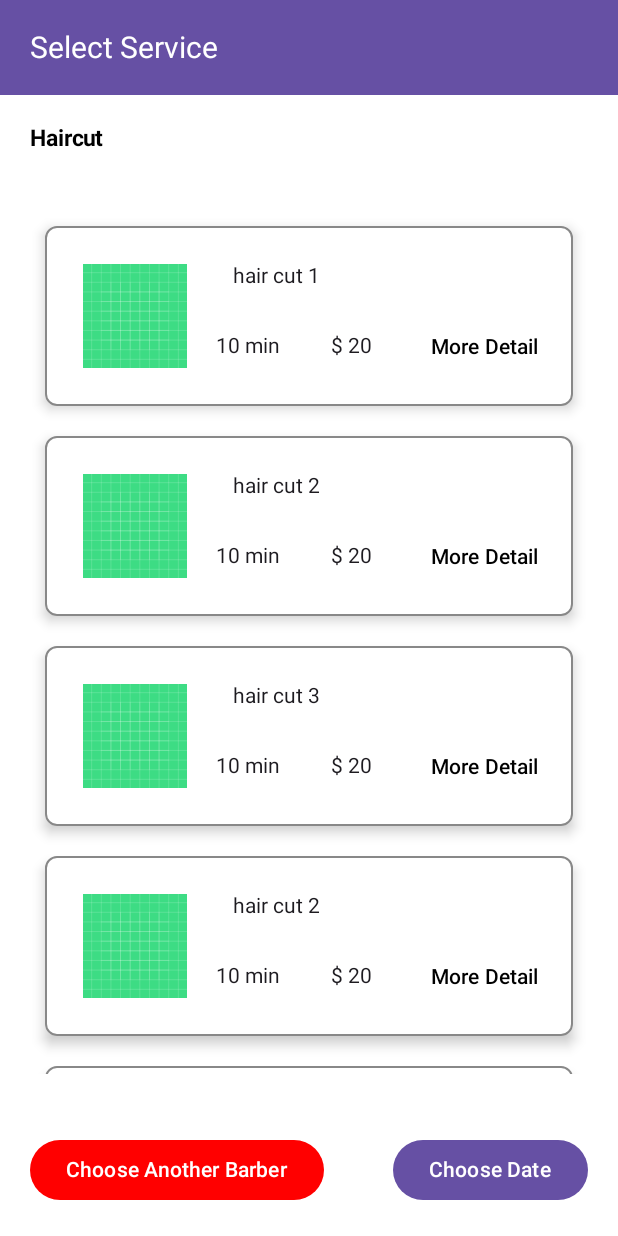
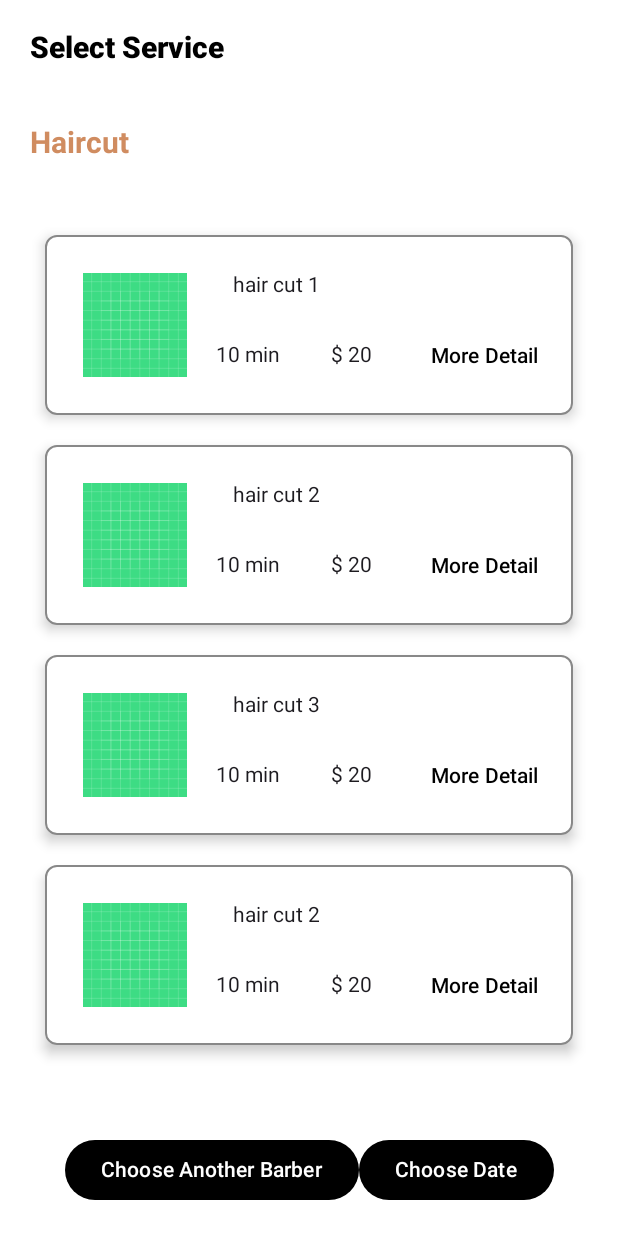
Before and after one commit to myofficework000/ShalonApp, an Android app built with Jetpack Compose: the @Preview function PreviewSelectServiceScreen, on a phone screen of 412 x 824 dp. Run offline under Robolectric (Android 15) with nearby library versions, the phone set to English and light mode, and no system bars; our stand-ins replace Dagger/Hilt's generated code, constraintlayout-compose, livedata-compose.

Commit message:
improve UI

```diff
--- a/app/src/main/java/com/example/shaloonapp/ui/theme/Color.kt
+++ b/app/src/main/java/com/example/shaloonapp/ui/theme/Color.kt
@@ -10,4 +10,12 @@ val Purple40 = Color(0xFF6650a4)
 val PurpleGrey40 = Color(0xFF625b71)
 val Pink40 = Color(0xFF7D5260)
 
+
+val DarkOrange = Color(0xFFD08C60)
+val DarkYellow = Color(0xFFF3EC64)
+val ButtonBackground = Color(0xFF000000)
+val ButtonTxt= Color(0xFFFFFFFF)
+
 val SelectServiceScreen_TitleScreen_BackGround = Color(0xFF6650a4)
+val SelectServiceScreen_TitleScreen_Text = Color(0xFF000000)
+val SelectServiceScreen_Title_Text = DarkOrange
--- a/app/src/main/java/com/example/shaloonapp/view/SelectServiceScreen.kt
+++ b/app/src/main/java/com/example/shaloonapp/view/SelectServiceScreen.kt
@@ -2,7 +2,6 @@ package com.example.shaloonapp.view
 
 import androidx.compose.foundation.BorderStroke
 import androidx.compose.foundation.Image
-import androidx.compose.foundation.background
 import androidx.compose.foundation.layout.Arrangement
 import androidx.compose.foundation.layout.Box
 import androidx.compose.foundation.layout.Column
@@ -47,8 +46,10 @@ import androidx.navigation.NavHostController
 import androidx.navigation.compose.rememberNavController
 import com.example.shaloonapp.R
 import com.example.shaloonapp.model.dto.Service
-import com.example.shaloonapp.ui.theme.Purple40
-import com.example.shaloonapp.ui.theme.SelectServiceScreen_TitleScreen_BackGround
+import com.example.shaloonapp.ui.theme.ButtonBackground
+import com.example.shaloonapp.ui.theme.ButtonTxt
+import com.example.shaloonapp.ui.theme.SelectServiceScreen_TitleScreen_Text
+import com.example.shaloonapp.ui.theme.SelectServiceScreen_Title_Text
 import com.example.shaloonapp.viewmodel.SelectServiceScreenViewModel
 
 @Preview(showBackground = true)
@@ -78,10 +79,9 @@ fun SelectServiceScreen(navController: NavHostController) {
         modifier = Modifier
             .fillMaxSize()
     ) {
-        val (screenTitle, title, serviceContainer, btnChooseDate, btnAnotherBarber) = createRefs()
+        val (screenTitle, title, serviceContainer,btnContainer, btnChooseDate, btnAnotherBarber) = createRefs()
 
         Box(modifier = Modifier
-            .background(SelectServiceScreen_TitleScreen_BackGround)
             .constrainAs(screenTitle) {
                 top.linkTo(parent.top)
                 start.linkTo(parent.start)
@@ -89,15 +89,17 @@ fun SelectServiceScreen(navController: NavHostController) {
                 width = Dimension.fillToConstraints
                 height = Dimension.wrapContent
             }){
-            Text(text = "Select Service",
-                color = Color.White,
+            Text(text = stringResource(R.string.select_service),
+                color = SelectServiceScreen_TitleScreen_Text,
                 fontSize = 20.sp,
+                fontWeight = FontWeight.ExtraBold,
                 modifier = Modifier.padding(20.dp))
         }
 
         Text(
             text = "Haircut",
-            fontSize = 15.sp,
+            fontSize = 20.sp,
+            color = SelectServiceScreen_Title_Text,
             fontWeight = FontWeight.Bold,
             modifier = Modifier
                 .padding(20.dp)
@@ -112,7 +114,7 @@ fun SelectServiceScreen(navController: NavHostController) {
         LazyColumn(modifier = Modifier
             .padding(20.dp)
             .constrainAs(serviceContainer) {
-                bottom.linkTo(btnChooseDate.top)
+                bottom.linkTo(btnContainer.top)
                 start.linkTo(parent.start)
                 end.linkTo(parent.end)
                 top.linkTo(title.bottom)
@@ -130,36 +132,31 @@ fun SelectServiceScreen(navController: NavHostController) {
                )
            }
         }
-
+        Row(
+            horizontalArrangement = Arrangement.Center,
+            modifier = Modifier.fillMaxWidth().padding(20.dp).constrainAs(btnContainer){
+                bottom.linkTo(parent.bottom)
+                start.linkTo(parent.start)
+            }
+        ) {
             Button(
                 onClick = { },
-            colors = ButtonDefaults.buttonColors(Purple40),
+                colors = ButtonDefaults.buttonColors(ButtonBackground),
                 modifier = Modifier
-                .padding(20.dp)
-                .constrainAs(btnChooseDate) {
-                    bottom.linkTo(parent.bottom)
-                    end.linkTo(parent.end)
-                    width = Dimension.wrapContent
-                    height = Dimension.wrapContent
-                }
+
             ) {
-            Text(text = stringResource(R.string.choose_date))
+                Text(text = stringResource(R.string.choose_another_barber),
+                    color = ButtonTxt)
             }
             Button(
                 onClick = { },
-            colors = ButtonDefaults.buttonColors(Color.Red),
+                colors = ButtonDefaults.buttonColors(ButtonBackground),
                 modifier = Modifier
-                .padding(20.dp)
-                .constrainAs(btnAnotherBarber) {
-                    bottom.linkTo(parent.bottom)
-                    start.linkTo(parent.start)
-                    width = Dimension.wrapContent
-                    height = Dimension.wrapContent
+            ) {
+                Text(text = stringResource(R.string.choose_date),
+                    color = ButtonTxt)
             }
-        ) {
-            Text(text = stringResource(R.string.choose_another_barber))
         }
-
     }
 }
 
--- a/app/src/main/res/values/strings.xml
+++ b/app/src/main/res/values/strings.xml
@@ -2,4 +2,5 @@
     <string name="app_name">ShaloonApp</string>
     <string name="choose_date">Choose Date</string>
     <string name="choose_another_barber">Choose Another Barber</string>
+    <string name="select_service">Select Service</string>
 </resources>
```
Lines whose indentation alone changed are shown as unchanged.
